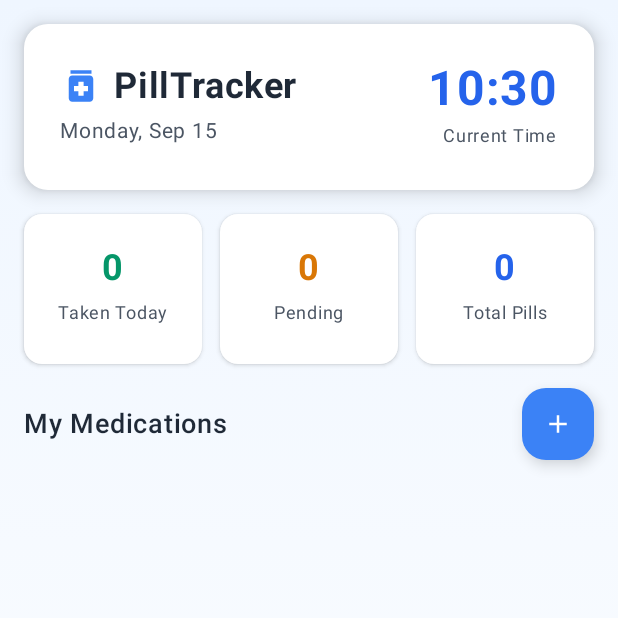
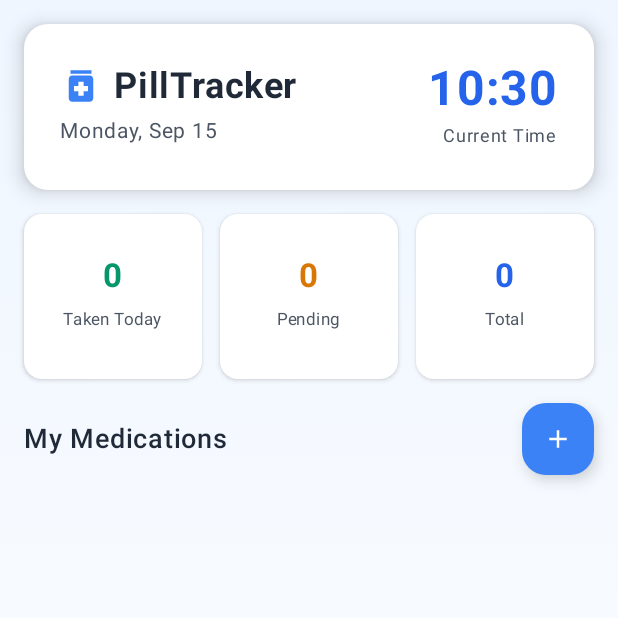
Before and after one commit to wahidsuman/Pill-, an Android app built with Jetpack Compose: the screen it shows after launch (MainActivity), on a phone screen of 412 x 824 dp, the top half of it. Run offline under Robolectric (Android 15) with nearby library versions, the phone set to English and light mode, and no system bars; our stand-ins replace Dagger/Hilt's generated code, Room's generated code.

Commit message:
fix: Fix text cutoff in stat cards and improve time input display

```diff
--- a/app/src/main/java/com/pilltracker/app/ui/screen/PillTrackerScreen.kt
+++ b/app/src/main/java/com/pilltracker/app/ui/screen/PillTrackerScreen.kt
@@ -183,7 +183,7 @@ fun QuickStatsSection(
             modifier = Modifier.weight(1f)
         )
         StatCard(
-            title = "Total Pills",
+            title = "Total",
             value = totalCount.toString(),
             color = Blue600,
             modifier = Modifier.weight(1f)
@@ -199,7 +199,7 @@ fun StatCard(
     modifier: Modifier = Modifier
 ) {
     Card(
-        modifier = modifier.height(100.dp),
+        modifier = modifier.height(110.dp),
         colors = CardDefaults.cardColors(containerColor = Color.White),
         elevation = CardDefaults.cardElevation(defaultElevation = 2.dp)
     ) {
@@ -212,15 +212,16 @@ fun StatCard(
         ) {
             Text(
                 text = value,
-                fontSize = 24.sp,
+                fontSize = 22.sp,
                 fontWeight = FontWeight.Bold,
                 color = color
             )
             Text(
                 text = title,
-                fontSize = 12.sp,
+                fontSize = 11.sp,
                 color = Gray600,
-                modifier = Modifier.padding(top = 4.dp)
+                modifier = Modifier.padding(top = 4.dp),
+                maxLines = 1
             )
         }
     }
```
